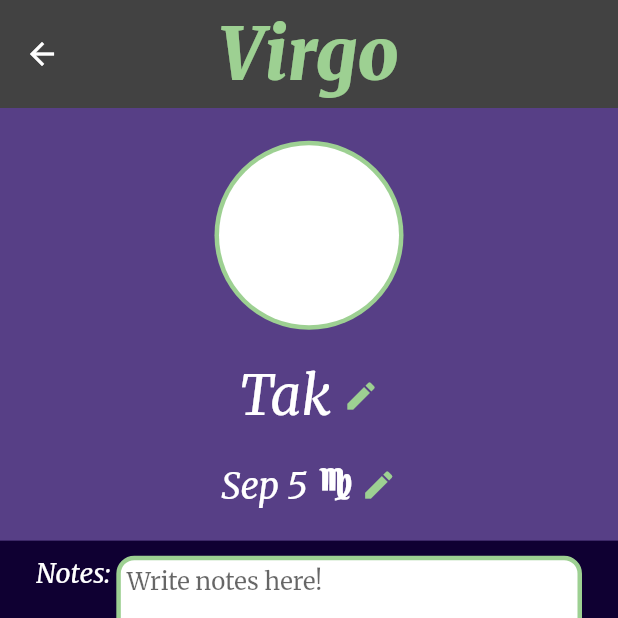
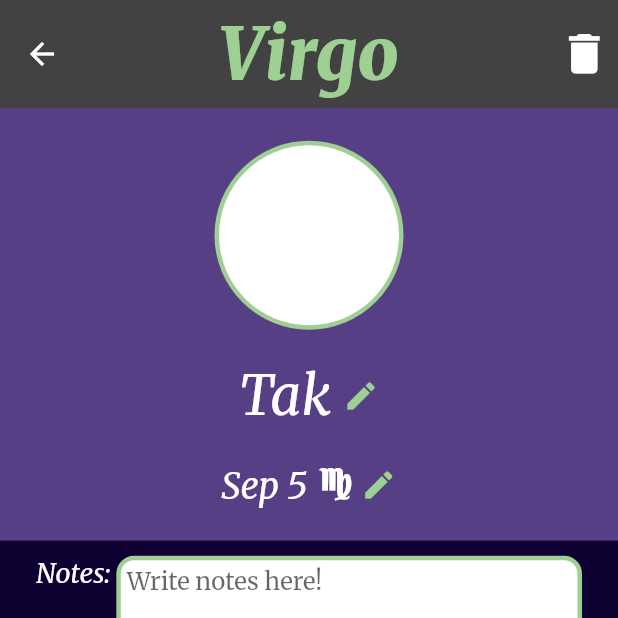
Before and after one commit to T-Takeshige/virgo, a Flutter app: the screen it shows after launch, after a tap on the "add" icon, after a tap on "Tak", on a phone screen of 412 x 824 dp, the top half of it. Run offline on Flutter 3.47's test engine with Material 2 defaults, Android fonts, the phone set to English and light mode, and no system bars; our stand-ins replace bloc, equatable, flutter_bloc, flutter_spinkit, flutter_sticky_header, google_fonts and 1 more; accounts and stored records are empty.

Commit message:
added delete friend icon in profile

```diff
--- a/lib/ui/profile_page.dart
+++ b/lib/ui/profile_page.dart
@@ -78,6 +78,19 @@ class _ProfileState extends State<Profile> {
               ),
             ),
           ),
+          actions: [
+            IconButton(
+              icon: Icon(
+                Icons.delete,
+                size: 35.0,
+              ),
+              onPressed: () {
+                BlocProvider.of<BdayBloc>(context)
+                    .add(BdayDeletedByIdEv(this.widget.friend.id));
+                Navigator.of(context).pop();
+              },
+            )
+          ],
         ),
         body: SingleChildScrollView(
           child: Container(
```
